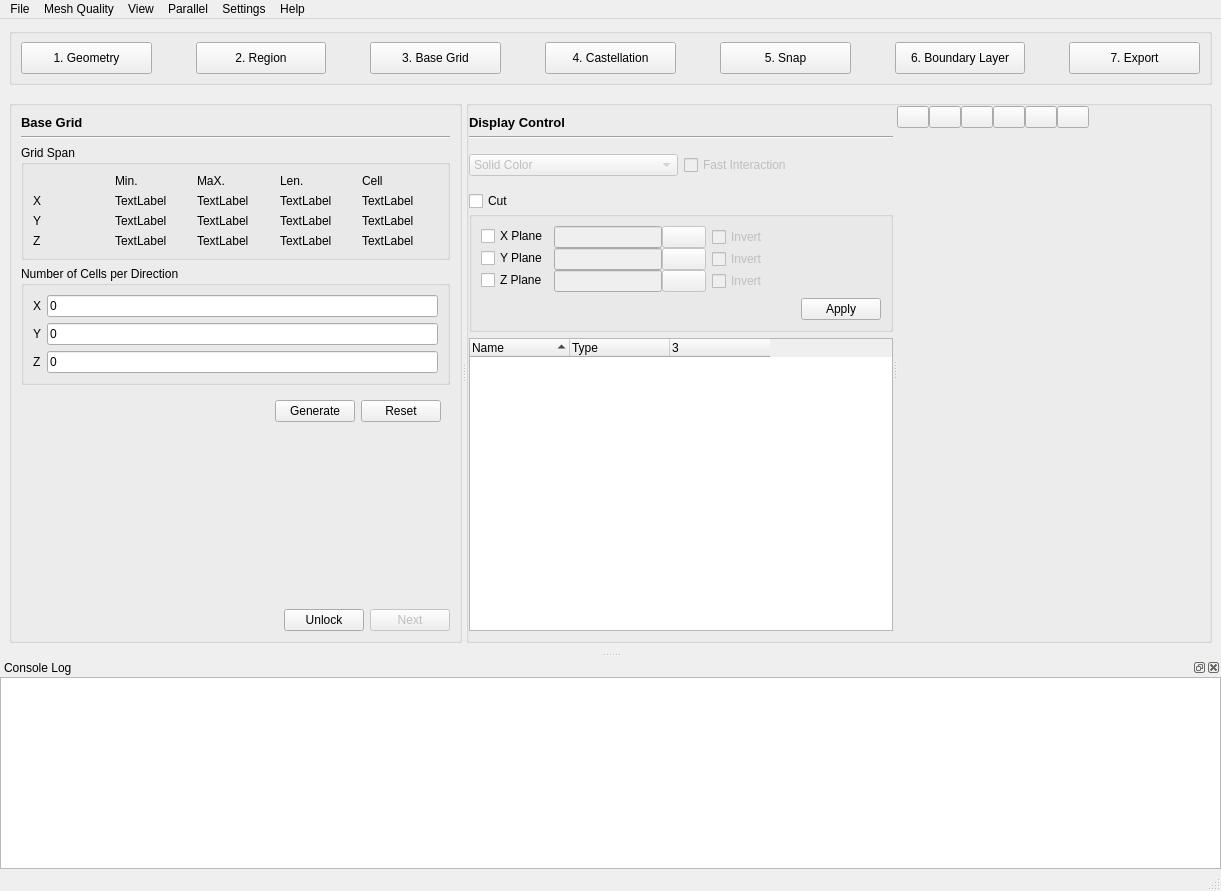
The window that baramSnappy/view/main_window/main_window.ui (nextfoam/baram) describes before a commit, drawn with Qt 5.
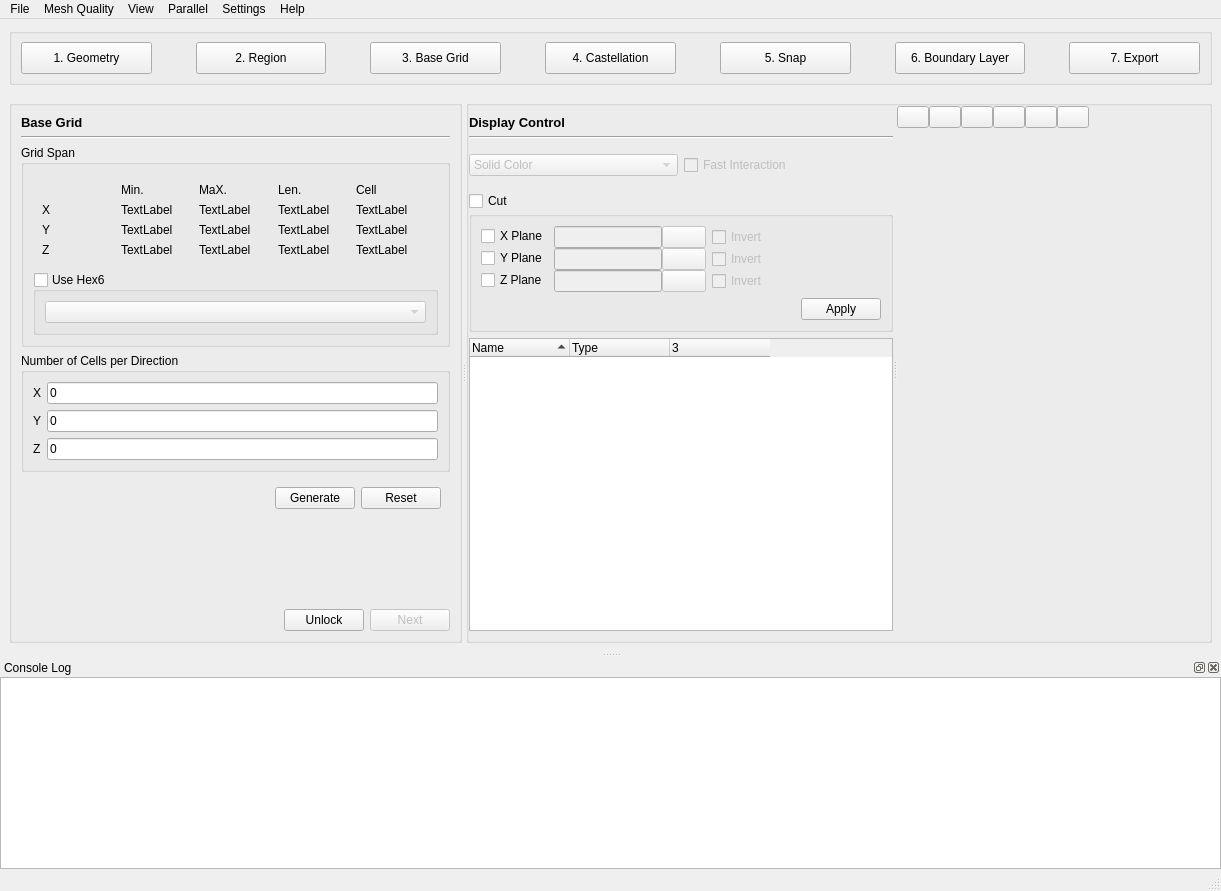
The same window after the commit. The open tabs and pages were chosen to show the change. Icons and pictures are not drawn. Custom widgets are drawn as their Qt base class.

Commit message: Issue #331, bounding Hex6 for external flow

What changed in the file:
```diff
--- a/baramSnappy/view/main_window/main_window.ui
+++ b/baramSnappy/view/main_window/main_window.ui
@@ -629,6 +629,9 @@
                  <property name="title">
                   <string>Grid Span</string>
                  </property>
+                 <layout class="QVBoxLayout" name="verticalLayout_31">
+                  <item>
+                   <widget class="QFrame" name="frame">
                  <layout class="QGridLayout" name="gridLayout">
                   <item row="1" column="1">
                    <widget class="QLabel" name="xMin">
@@ -767,6 +770,31 @@
                 </widget>
                </item>
                <item>
+                   <widget class="QGroupBox" name="useHex6">
+                    <property name="title">
+                     <string>Use Hex6</string>
+                    </property>
+                    <property name="checkable">
+                     <bool>true</bool>
+                    </property>
+                    <property name="checked">
+                     <bool>false</bool>
+                    </property>
+                    <layout class="QVBoxLayout" name="verticalLayout_32">
+                     <item>
+                      <widget class="QComboBox" name="boundingHex6">
+                       <property name="placeholderText">
+                        <string>None</string>
+                       </property>
+                      </widget>
+                     </item>
+                    </layout>
+                   </widget>
+                  </item>
+                 </layout>
+                </widget>
+               </item>
+               <item>
                 <widget class="QGroupBox" name="groupBox_2">
                  <property name="title">
                   <string>Number of Cells per Direction</string>
```
Left out of the diff: 4 changed lines with no effect on the pictures. Lines whose indentation alone changed are shown as unchanged.
